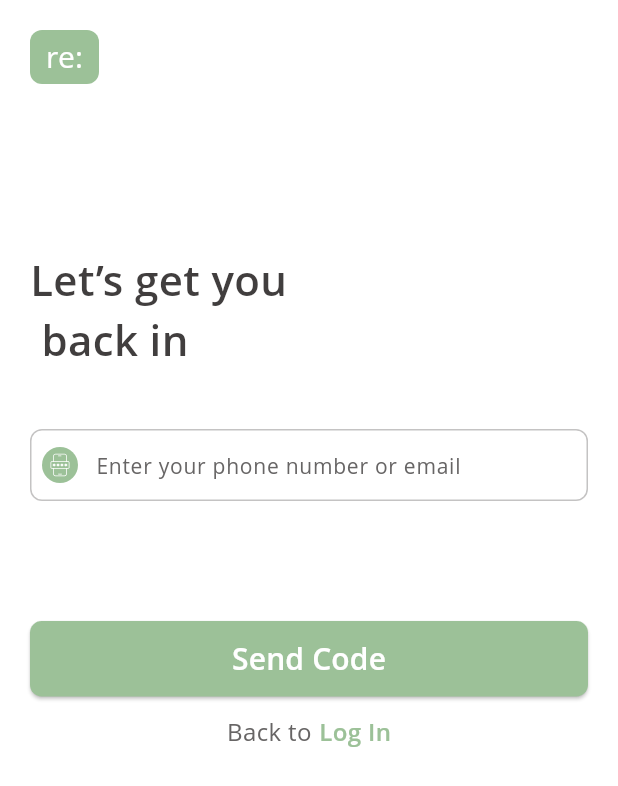
After one commit to MdLimon123/Ree-Socal_Media-App, a Flutter app: the ForgetPassword screen opened directly, on a phone screen of 412 x 824 dp. The commit adds this screen. Shown: the top 786 px of the screen. Run offline on Flutter 3.47's test engine with Material 3 defaults, Android fonts, the phone set to English and light mode, and no system bars; our stand-ins replace flutter_screenutil, flutter_spinkit, flutter_svg, get, shared_preferences; accounts and stored records are empty; statements that could not run were skipped.

Commit message:
complete forget screen

```diff
--- /dev/null
+++ b/lib/views/screen/Splash/Auth/forget_password.dart
@@ -0,0 +1,107 @@
+import 'package:flutter/material.dart';
+import 'package:flutter_svg/flutter_svg.dart';
+import 'package:get/get.dart';
+import 'package:ree_social_media_app/utils/app_colors.dart';
+import 'package:ree_social_media_app/views/base/custom_button.dart';
+import 'package:ree_social_media_app/views/base/custom_text_field.dart';
+
+class ForgetPassword extends StatefulWidget {
+
+  const ForgetPassword({super.key});
+
+  @override
+  State<ForgetPassword> createState() => _ForgetPasswordState();
+}
+
+class _ForgetPasswordState extends State<ForgetPassword> {
+
+  final emailTextController = TextEditingController();
+
+  @override
+  Widget build(BuildContext context) {
+    return Scaffold(
+      body: SingleChildScrollView(
+        padding: const EdgeInsets.all(20),
+        child: SafeArea(
+          child: Column(
+            mainAxisAlignment: MainAxisAlignment.start,
+            crossAxisAlignment: CrossAxisAlignment.start,
+            children: [
+              Container(
+                height: 36,
+                width: 46,
+                decoration: BoxDecoration(
+                    color: AppColors.primaryColor,
+                    borderRadius: BorderRadius.circular(8)
+                ),
+                child: Center(
+                    child: Text("re:",
+                        style: TextStyle(
+                          color: Colors.white,
+                          fontSize: 20,
+                          fontWeight: FontWeight.w500,
+                        ))
+                ),
+              ),
+              SizedBox(height: 110,),
+              Text("Let’s get you \n back in",
+              style: TextStyle(
+                color: Color(0xFF413E3E),
+                fontSize: 28,
+                fontWeight: FontWeight.w600,
+
+              ),),
+              SizedBox(height: 40,),
+              CustomTextField(controller: emailTextController,
+              hintText: 'Enter your phone number or email',
+                  prefixIcon: Padding(
+                    padding: const EdgeInsets.all(8.0),
+                    child: Container(
+                        height: 24,
+                        width: 24,
+                        decoration: BoxDecoration(
+                            shape: BoxShape.circle,
+                            color: AppColors.primaryColor
+                        ),
+                        child:Padding(
+                          padding: const EdgeInsets.all(4.0),
+                          child: SvgPicture.asset('assets/icons/mobile.svg'),
+                        )
+                    ),
+                  )
+              ),
+              SizedBox(height: 80,),
+              CustomButton(onTap: (){},
+                  text: "Send Code"),
+              SizedBox(height: 12,),
+              Row(
+                mainAxisAlignment: MainAxisAlignment.center,
+                children: [
+                  Text("Back to",
+                  style: TextStyle(
+                    color: Color(0xFF676565),
+                    fontSize: 16,
+                    fontWeight: FontWeight.w400,
+                  ),),
+                  SizedBox(width: 5,),
+                  InkWell(
+                    onTap: (){
+                      Get.back();''
+                    },
+                    child: Text("Log In",
+                      style: TextStyle(
+                        color: AppColors.primaryColor,
+                        fontSize: 16,
+                        fontWeight: FontWeight.w600,
+                      ),),
+                  ),
+
+                ],
+              )
+            ],
+          ),
+        ),
+      )
+    );
+  }
+}
--- a/lib/views/screen/Splash/Auth/login_screen.dart
+++ b/lib/views/screen/Splash/Auth/login_screen.dart
@@ -1,9 +1,11 @@
 import 'package:flutter/gestures.dart';
 import 'package:flutter/material.dart';
 import 'package:flutter_svg/flutter_svg.dart';
+import 'package:get/get.dart';
 import 'package:ree_social_media_app/utils/app_colors.dart';
 import 'package:ree_social_media_app/views/base/custom_button.dart';
 import 'package:ree_social_media_app/views/base/custom_text_field.dart';
+import 'package:ree_social_media_app/views/screen/Splash/Auth/forget_password.dart';
 
 class LoginScreen extends StatefulWidget {
   const LoginScreen({super.key});
@@ -91,12 +93,17 @@ class _LoginScreenState extends State<LoginScreen> {
               SizedBox(height: 12,),
               Align(
                 alignment: Alignment.centerRight,
+                child: InkWell(
+                  onTap: (){
+                    Get.to(()=> ForgetPassword());
+                  },
                   child: Text("Forgot Password?",
                   style: TextStyle(
                     color: Color(0xFF799777),
                     fontSize: 14,
                     fontWeight: FontWeight.w400,
                   ),),
+                ),
               ),
               SizedBox(height: 80,),
               CustomButton(onTap: (){}, text: "Log In"),
```
Also changed, not shown: assets/icons/mobile.svg (added). Lines whose indentation alone changed are shown as unchanged.
